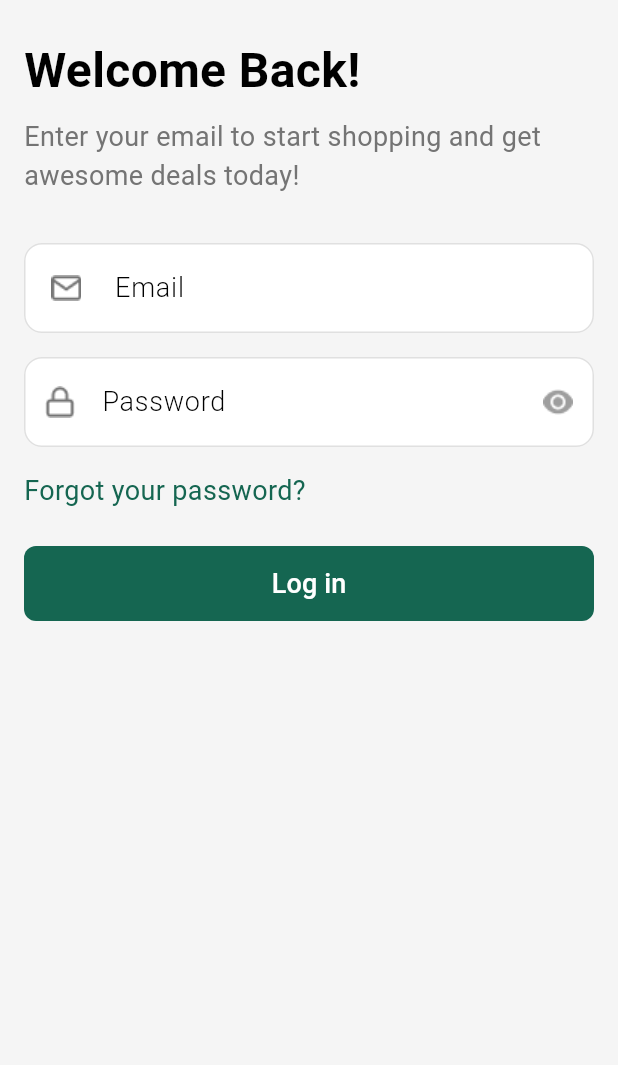
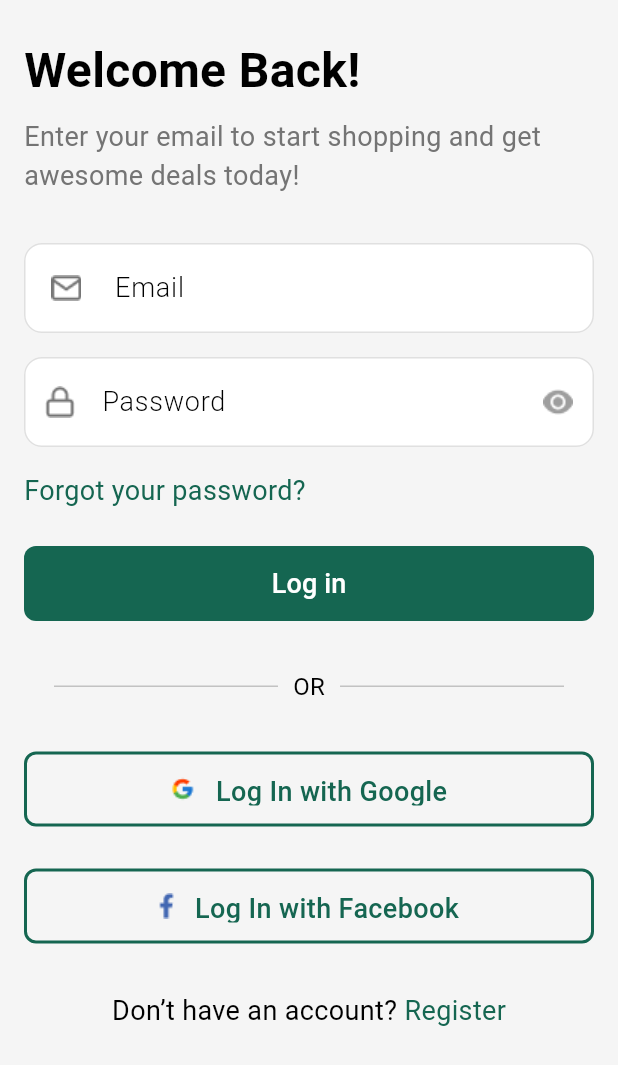
Before and after one commit to AhmedKhedr1/HomeHaven, a Flutter app: the screen it shows after launch, after a tap on "Next", on a phone screen of 412 x 824 dp. Shown: the top 1065 px of the screen. Run offline on Flutter 3.47's test engine with Material 3 defaults, Android fonts, the phone set to English and light mode, and no system bars; our stand-ins replace flutter_svg, go_router.

Commit message:
finish LoginView

```diff
--- a/lib/Constant.dart
+++ b/lib/Constant.dart
@@ -1,3 +1,5 @@
 import 'package:flutter/material.dart';
 
 const KBackgroundColor = Color(0xffF5F5F5);
+const KPrimaryColor = Color(0xff156651);
+const KSecondaryColor = Color(0xffEBB65B);
--- a/lib/core/utils/Assets.dart
+++ b/lib/core/utils/Assets.dart
@@ -1,3 +1,5 @@
+// ignore_for_file: constant_identifier_names
+
 abstract class Assets {
   static const String onboarding1 = 'assets/images/onboarding1.png';
   static const String onboarding2 = 'assets/images/onboarding2.png';
@@ -5,7 +7,7 @@ abstract class Assets {
   static const String homeIcon = 'assets/images/Homeicon.svg';
   static const String EmailIcon = 'assets/images/Email icon.png';
   static const String FacebookIcon = 'assets/images/facebook icon.png';
-  static const String GoogleIcon = 'assets/images/google icon.png';
+  static const String GoogleIcon = 'assets/images/Google icon.png';
   static const String PasswordIcon = 'assets/images/Password icon.png';
   static const String SuffixIcon = 'assets/images/suffixIcon.png';
 }
--- a/lib/core/utils/Styless.dart
+++ b/lib/core/utils/Styless.dart
@@ -1,4 +1,4 @@
-// ignore_for_file: constant_identifier_names
+// ignore_for_file: constant_identifier_names, file_names
 
 import 'package:flutter/material.dart';
 
@@ -36,7 +36,7 @@ abstract class Styless {
   static const BodyBold = TextStyle(
     color: Colors.black,
     fontSize: 18,
-    fontWeight: FontWeight.w900,
+    fontWeight: FontWeight.w500,
   );
   static const BodySmallRegular = TextStyle(
     color: Colors.black,
--- a/lib/features/Auth/presentation/Widgets/LoginView_body.dart
+++ b/lib/features/Auth/presentation/Widgets/LoginView_body.dart
@@ -1,17 +1,23 @@
 // ignore_for_file: file_names
-
 import 'package:flutter/material.dart';
+import 'package:go_router/go_router.dart';
+import 'package:homehaven/Constant.dart';
+import 'package:homehaven/core/utils/Approuter.dart';
 import 'package:homehaven/core/utils/Assets.dart';
 import 'package:homehaven/core/utils/Styless.dart';
 import 'package:homehaven/core/widgets/Custom_TexField.dart';
 import 'package:homehaven/core/widgets/Custom_button.dart';
+import 'package:homehaven/features/Auth/presentation/Widgets/LoginWithButton.dart';
+import 'package:homehaven/features/Auth/presentation/Widgets/OrWidget.dart';
 
 class LoginviewBody extends StatelessWidget {
   const LoginviewBody({super.key});
 
   @override
   Widget build(BuildContext context) {
-    return SafeArea(
+    return  ListView(
+      children: [
+        SafeArea(
           child: Padding(
             padding: const EdgeInsets.symmetric(horizontal: 16),
             child: Column(
@@ -66,12 +72,47 @@ class LoginviewBody extends StatelessWidget {
                 SizedBox(
                   height: 32,
                 ),
+                OrWidget(),
                 SizedBox(
                   height: 32,
                 ),
+                LoginWithButton(
+                  imagePath: Assets.GoogleIcon,
+                  hintText: 'Log In with Google',
+                  onTap: () {},
+                ),
+                SizedBox(
+                  height: 28,
+                ),
+                LoginWithButton(
+                  imagePath: Assets.FacebookIcon,
+                  hintText: 'Log In with Facebook',
+                  onTap: () {},
+                ),
+                SizedBox(
+                  height: 32,
+                ),
+                Row(
+                  mainAxisAlignment: MainAxisAlignment.center,
+                  children: [
+                    Text('Don’t have an account? ', style: Styless.BodyRegular),
+                    GestureDetector(
+                      onTap: () {
+                        GoRouter.of(context).push(Approuter.KRegisterView);
+                      },
+                      child: Text(
+                        'Register',
+                        style:
+                            Styless.BodyRegular.copyWith(color: KPrimaryColor),
+                      ),
+                    )
+                  ],
+                )
               ],
             ),
           ),
+        ),
+      ],
     );
   }
 }
--- /dev/null
+++ b/lib/features/Auth/presentation/Widgets/LoginWithButton.dart
@@ -0,0 +1,43 @@
+// ignore_for_file: must_be_immutable
+
+import 'package:flutter/material.dart';
+import 'package:homehaven/Constant.dart';
+import 'package:homehaven/core/utils/Styless.dart';
+
+class LoginWithButton extends StatelessWidget {
+   LoginWithButton(
+      {super.key, required this.imagePath, required this.hintText,this.onTap});
+  final String imagePath, hintText;
+  void Function()? onTap;
+  @override
+  Widget build(BuildContext context) {
+    return GestureDetector(
+      onTap: onTap,
+      child: Container(
+        padding: const EdgeInsets.symmetric(horizontal: 70, vertical: 12),
+        width: double.infinity,
+        height: 50,
+        decoration: BoxDecoration(
+          border: Border.all(width: 2, color: KPrimaryColor),
+          color: KBackgroundColor,
+          borderRadius: BorderRadius.circular(8),
+        ),
+        child: Row(
+          mainAxisAlignment: MainAxisAlignment.center,
+          children: [
+            Image.asset(
+              imagePath,
+            ),
+            SizedBox(
+              width: 14,
+            ),
+            Text(
+              hintText,
+              style: Styless.BodyBold.copyWith(color: KPrimaryColor),
+            )
+          ],
+        ),
+      ),
+    );
+  }
+}
--- /dev/null
+++ b/lib/features/Auth/presentation/Widgets/OrWidget.dart
@@ -0,0 +1,42 @@
+import 'package:flutter/material.dart';
+
+class OrWidget extends StatelessWidget {
+  const OrWidget({
+    super.key,
+  });
+
+  @override
+  Widget build(BuildContext context) {
+    return Row(
+      children: [
+        Expanded(
+          child: Divider(
+            thickness: 1,
+            color: Color(0xffC2C2C2),
+            indent: 20,
+            endIndent: 10,
+          ),
+        ),
+        Column(
+          children: [
+            Text(
+              'OR',
+              style: TextStyle(
+                fontSize: 16,
+                color: Colors.black,
+              ),
+            ),
+          ],
+        ),
+        Expanded(
+          child: Divider(
+            thickness: 1,
+            color: Color(0xffC2C2C2),
+            indent: 10,
+            endIndent: 20,
+          ),
+        ),
+      ],
+    );
+  }
+}
```
Lines whose indentation alone changed are shown as unchanged.
